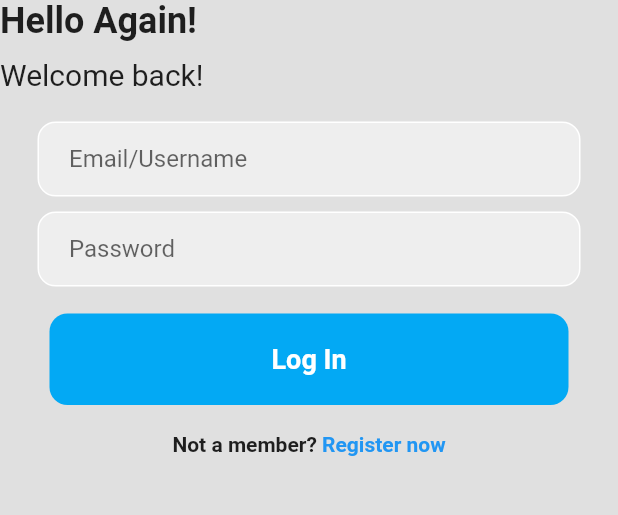
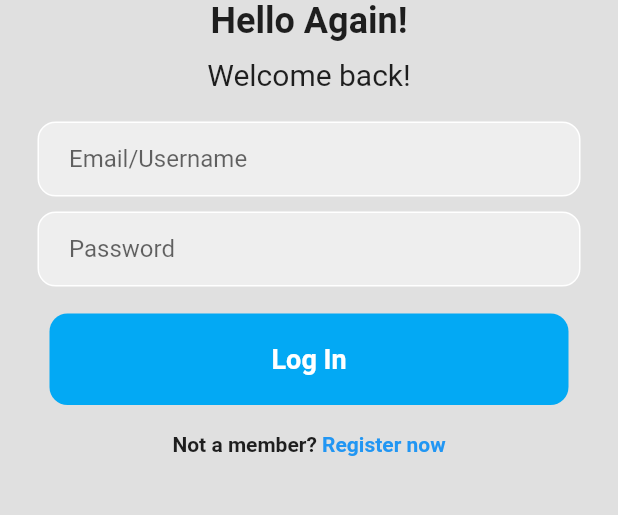
Before and after one commit to KhouryEthan/HackathonApplication, a Flutter app: the screen it shows after launch, on a phone screen of 412 x 824 dp, the part 420-935 px from its top. Run offline on Flutter 3.47's test engine with Material 2 defaults, Android fonts, the phone set to English and light mode, and no system bars; our stand-ins replace flutter_svg, google_fonts.

Commit message:
Centered Dashboard Text

```diff
--- a/lib/loginpage.dart
+++ b/lib/loginpage.dart
@@ -30,22 +30,27 @@ class _LoginPageState extends State<LoginPage> {
                   child: Image.asset('assets/smartlogger-logo.png'),
                 ),
               ),
-
+              Center(
                 //Hello again
-              Text(
+                child: Text(
                   'Hello Again!',
                   style: TextStyle(
                     fontWeight: FontWeight.bold,
                     fontSize: 24,
                   ),
                 ),
+              ),
+
               SizedBox(height: 10),
-              Text(
+              Center(
+                child: Text(
                   'Welcome back!',
                   style: TextStyle(
                     fontSize: 20,
                   ),
                 ),
+              ),
+
               SizedBox(height: 20),
               //Email Field
               Padding(
--- a/lib/registrationpage.dart
+++ b/lib/registrationpage.dart
@@ -127,7 +127,7 @@ class _RegistrationPageState extends State<RegistrationPage> {
                   onPressed: () {
                     Navigator.push(context,
                         MaterialPageRoute(builder: (context) {
-                      return const Dashboard();
+                      return Dashboard();
                     }));
                   },
                   child: Container(
```
Lines whose indentation alone changed are shown as unchanged.
